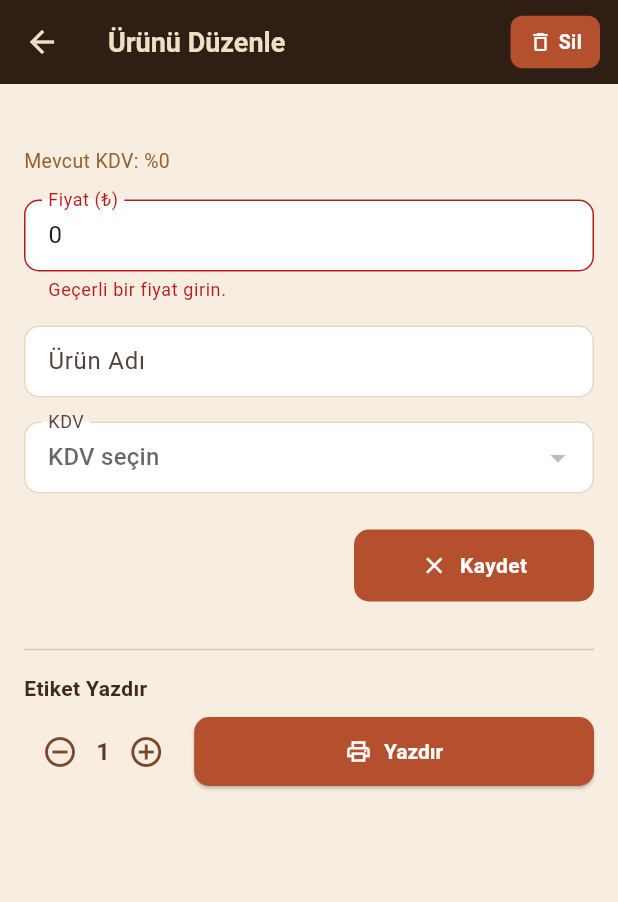
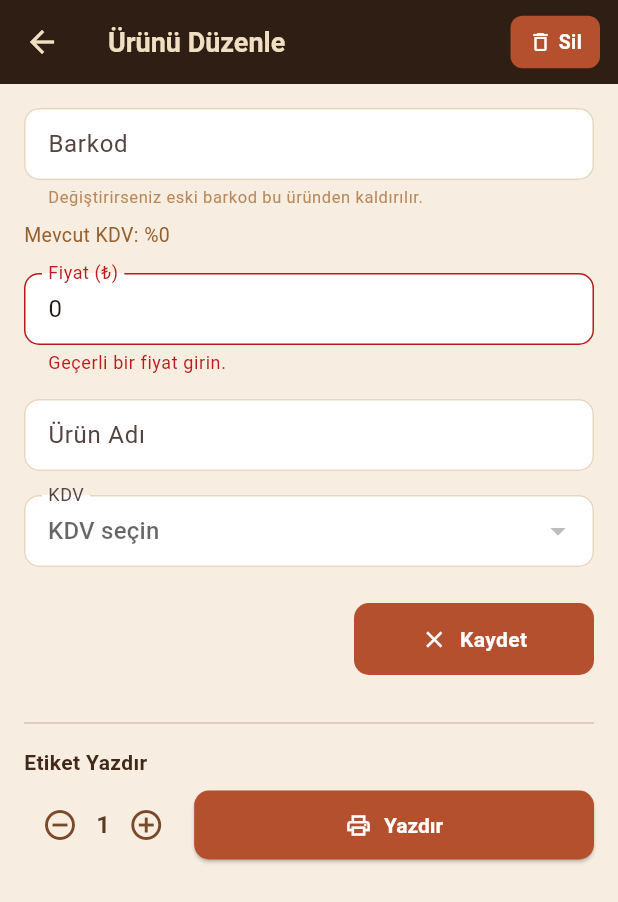
Before and after one commit to FrkanOzsoy/html-portfolio, a Flutter app: the ProductEditScreen screen opened directly with empty values, after a tap on "Kaydet", on a phone screen of 412 x 824 dp. Shown: the top 902 px of the screen. Run offline on Flutter 3.47's test engine with Material 3 defaults, Android fonts, the phone set to English and light mode, and no system bars; our stand-ins replace connectivity_plus, file_picker, firebase_core, firebase_messaging, package_info_plus, share_plus and 4 more; missing offline and left inert: excel, mobile_scanner, syncfusion_flutter_pdf; accounts and stored records are empty; network calls fail.

Commit message:
Edit a product's barcode
ProductEditScreen gains a Barkod field. Changing it stages a 'barcode'
pending change (old barcode -> new) through Kasaya Gönder like every other
edit. On send, the till-PC daemon (fieldSync.ts) swaps the barcode in
TBLSTOK_BARKODLAR / TBLSTOKLAR, pushes the updated barcode list to the
register, and clears the stale old rows in Supabase (products, list_items,
product_pending_changes). App drops the old local row and pulls the new one.

- db/2026-08-30_barcode_edit.sql: 'barcode' allowed in both field-check
  constraints (applied).
- Validation: 6-13 digits, and rejected if already used by another product.

Co-Authored-By: Claude Sonnet 5 <noreply@anthropic.com>
Claude-Session: https://claude.ai/code/session_01MumxhMm21unDZ3gDdRkwoS

```diff
--- a/lib/screens/product_edit_screen.dart
+++ b/lib/screens/product_edit_screen.dart
@@ -1,5 +1,6 @@
 import 'dart:async';
 import 'package:flutter/material.dart';
+import 'package:flutter/services.dart';
 import '../data_repo.dart';
 import '../models.dart';
 import '../theme.dart';
@@ -29,9 +30,11 @@ class _ProductEditScreenState extends State<ProductEditScreen> {
   final _repo = DataRepo();
   late final TextEditingController _priceController;
   late final TextEditingController _nameController;
+  late final TextEditingController _barcodeController;
   late final Future<List<KdvDepartment>> _departmentsFuture = _repo.getKdvDepartments();
   int? _selectedDepartment;
   String? _priceError;
+  String? _barcodeError;
 
   @override
   void initState() {
@@ -39,6 +42,7 @@ class _ProductEditScreenState extends State<ProductEditScreen> {
     final p = widget.product;
     _priceController = TextEditingController(text: p.price?.toString() ?? '');
     _nameController = TextEditingController(text: p.stockname);
+    _barcodeController = TextEditingController(text: p.barcode);
     _loadStaged();
   }
 
@@ -57,6 +61,8 @@ class _ProductEditScreenState extends State<ProductEditScreen> {
           _priceController.text = c.newValue;
         case 'stockname':
           _nameController.text = c.newValue;
+        case 'barcode':
+          _barcodeController.text = c.newValue;
         case 'kasadepid':
           _selectedDepartment = int.tryParse(c.newValue);
       }
@@ -73,6 +79,7 @@ class _ProductEditScreenState extends State<ProductEditScreen> {
   void dispose() {
     _priceController.dispose();
     _nameController.dispose();
+    _barcodeController.dispose();
     super.dispose();
   }
 
@@ -85,6 +92,20 @@ class _ProductEditScreenState extends State<ProductEditScreen> {
       return false;
     }
     setState(() => _priceError = null);
+
+    final barcodeText = _barcodeController.text.trim();
+    if (barcodeText != p.barcode) {
+      if (!RegExp(r'^\d{6,13}$').hasMatch(barcodeText)) {
+        setState(() => _barcodeError = 'Barkod 6-13 haneli bir sayı olmalı.');
+        return false;
+      }
+      final existing = await _repo.lookupBarcode(barcodeText);
+      if (existing != null) {
+        setState(() => _barcodeError = 'Bu barkod zaten "${existing.stockname}" ürününde kullanılıyor.');
+        return false;
+      }
+    }
+    setState(() => _barcodeError = null);
 
     if (priceValue != p.price) {
       await _repo.stageChange(
@@ -115,6 +136,15 @@ class _ProductEditScreenState extends State<ProductEditScreen> {
         listName: widget.sourceListName,
       );
     }
+    if (barcodeText != p.barcode) {
+      await _repo.stageChange(
+        barcode: p.barcode,
+        field: 'barcode',
+        value: barcodeText,
+        listId: widget.sourceListId,
+        listName: widget.sourceListName,
+      );
+    }
     return true;
   }
 
@@ -137,12 +167,20 @@ class _ProductEditScreenState extends State<ProductEditScreen> {
           child: Column(
             crossAxisAlignment: CrossAxisAlignment.stretch,
             children: [
-              SelectableText(
-                p.barcode,
-                style: const TextStyle(fontSize: 13, fontWeight: FontWeight.w600, color: AppColors.brown600),
+              TextField(
+                controller: _barcodeController,
+                keyboardType: TextInputType.number,
+                inputFormatters: [FilteringTextInputFormatter.digitsOnly],
+                decoration: InputDecoration(
+                  labelText: 'Barkod',
+                  isDense: true,
+                  errorText: _barcodeError,
+                  helperText: 'Değiştirirseniz eski barkod bu üründen kaldırılır.',
+                  helperStyle: const TextStyle(fontSize: 11, color: AppColors.brown400),
+                ),
               ),
               if (p.kdvRate != null) ...[
-                const SizedBox(height: 4),
+                const SizedBox(height: 8),
                 Text(
                   'Mevcut KDV: %${p.kdvRate!.toStringAsFixed(p.kdvRate! % 1 == 0 ? 0 : 2)}',
                   style: const TextStyle(fontSize: 13, color: AppColors.brown500),
```
Also changed, not shown: lib/data_repo.dart (+21 -0 lines), lib/screens/kasaya_gonder_screen.dart (+10 -2 lines), 1 other file.
